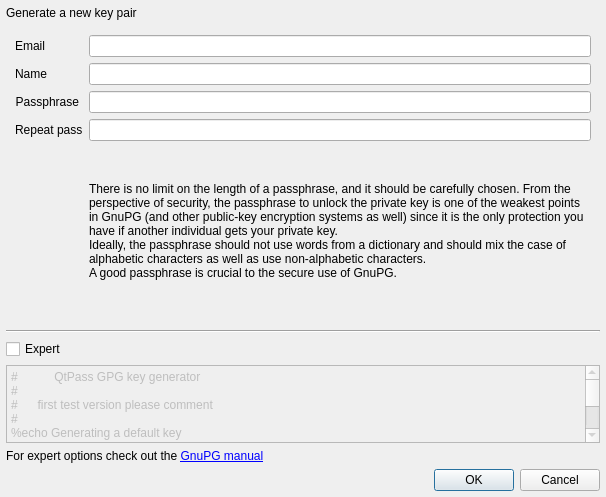
Above: src/keygendialog.ui from IJHack/QtPass before the change. Below: the same form after it.
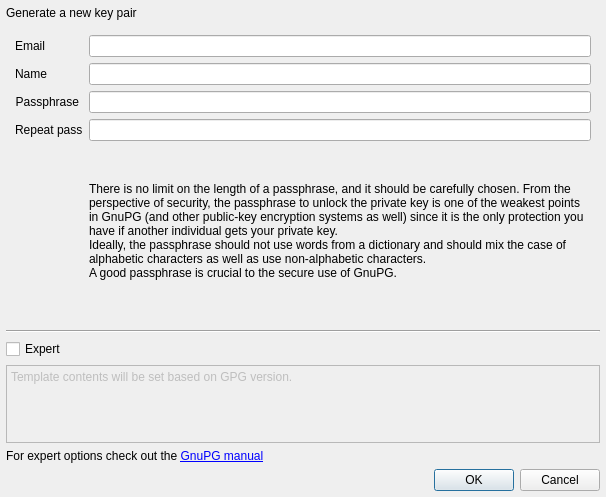
That is the form after the change. Icons and pictures are not drawn.

Patch:
```diff
--- a/src/keygendialog.ui
+++ b/src/keygendialog.ui
@@ -243,21 +243,7 @@
          <bool>true</bool>
         </property>
         <property name="plainText">
-         <string>#           QtPass GPG key generator
-#
-#      first test version please comment
-#
-%echo Generating a default key
-Key-Type: RSA
-Subkey-Type: RSA
-Name-Real:
-Name-Comment: QtPass
-Name-Email:
-Expire-Date: 0
-%no-protection
-# Do a commit here, so that we can later print &quot;done&quot; :-)
-%commit
-%echo done</string>
+         <string>Template contents will be set based on GPG version.</string>
         </property>
         <property name="textInteractionFlags">
          <set>Qt::TextSelectableByKeyboard|Qt::TextSelectableByMouse</set>
```
